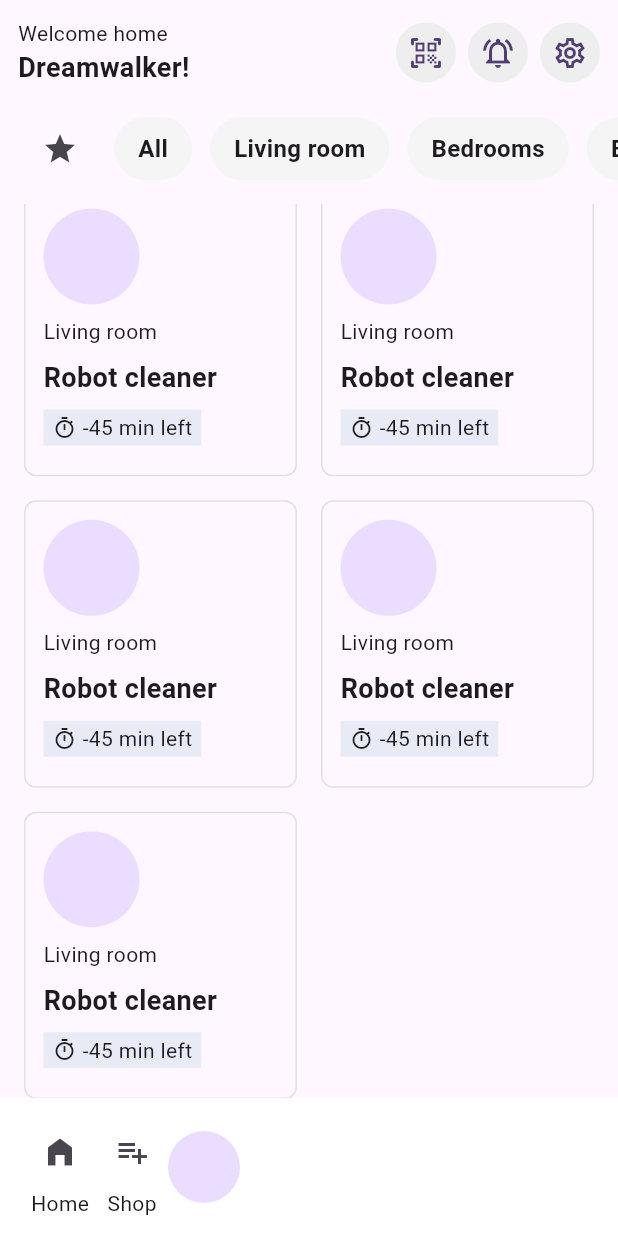
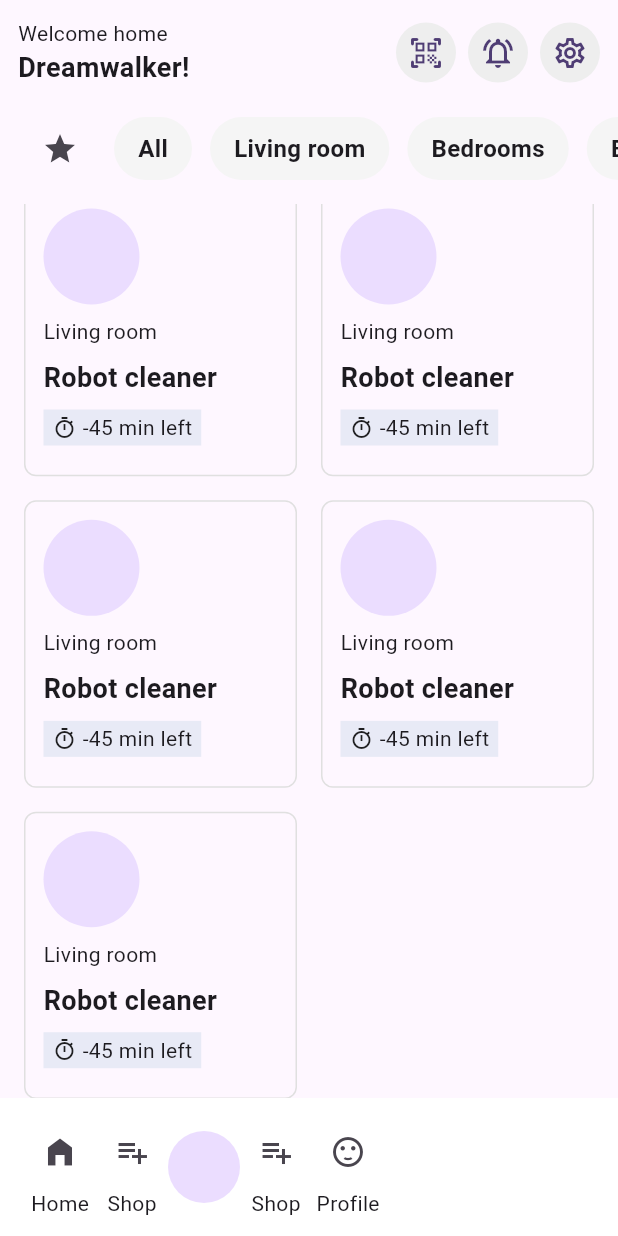
Before and after one commit to JAICHANGPARK/flutter_notebook_chapter_36, a Flutter app: the SmartHomeMainPage screen opened directly, scrolled down 386 dp, after a tap on the "playlist add" icon, on a phone screen of 412 x 824 dp. Run offline on Flutter 3.47's test engine with Material 3 defaults, Android fonts, the phone set to English and light mode, and no system bars; our stand-ins replace gap; network calls fail.

Commit message:
Update smart_home_main_page.dart

```diff
--- a/lib/ep1809_smart_home_app/view/smart_home_main_page.dart
+++ b/lib/ep1809_smart_home_app/view/smart_home_main_page.dart
@@ -420,7 +420,32 @@ class _SmartHomeMainPageState extends State<SmartHomeMainPage> {
             CircleAvatar(
               radius: 24,
             ),
-
+            Column(
+              children: [
+                IconButton(
+                  onPressed: () {},
+                  icon: Icon(
+                    Icons.playlist_add_outlined,
+                  ),
+                ),
+                Text(
+                  "Shop",
+                )
+              ],
+            ),
+            Column(
+              children: [
+                IconButton(
+                  onPressed: () {},
+                  icon: Icon(
+                    Icons.sentiment_satisfied,
+                  ),
+                ),
+                Text(
+                  "Profile",
+                )
+              ],
+            ),
           ],
         ),
       ),
```
